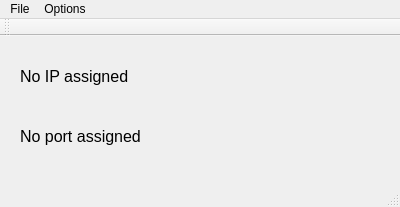
Above: Lab1/UI/MainWindow/mainwindow.ui from KorobovMS/NetTelecomLabs before the change. Below: the same form after it.
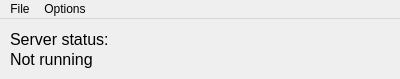
That is the form after the change.

Commit message: Settings class was integrated with MainWindow

Patch:
```diff
--- a/Lab1/UI/MainWindow/mainwindow.ui
+++ b/Lab1/UI/MainWindow/mainwindow.ui
@@ -7,19 +7,19 @@
     <x>0</x>
     <y>0</y>
     <width>400</width>
-    <height>207</height>
+    <height>79</height>
    </rect>
   </property>
   <property name="minimumSize">
    <size>
     <width>400</width>
-    <height>0</height>
+    <height>79</height>
    </size>
   </property>
   <property name="maximumSize">
    <size>
     <width>400</width>
-    <height>16777215</height>
+    <height>79</height>
    </size>
   </property>
   <property name="windowTitle">
@@ -29,10 +29,10 @@
    <widget class="QLabel" name="labelIp">
     <property name="geometry">
      <rect>
-      <x>20</x>
-      <y>20</y>
-      <width>291</width>
-      <height>41</height>
+      <x>10</x>
+      <y>10</y>
+      <width>381</width>
+      <height>21</height>
      </rect>
     </property>
     <property name="font">
@@ -41,16 +41,16 @@
      </font>
     </property>
     <property name="text">
-     <string>No IP assigned</string>
+     <string>Server status:</string>
     </property>
    </widget>
    <widget class="QLabel" name="labelPort">
     <property name="geometry">
      <rect>
-      <x>20</x>
-      <y>80</y>
-      <width>291</width>
-      <height>41</height>
+      <x>10</x>
+      <y>30</y>
+      <width>381</width>
+      <height>21</height>
      </rect>
     </property>
     <property name="font">
@@ -59,7 +59,7 @@
      </font>
     </property>
     <property name="text">
-     <string>No port assigned</string>
+     <string>Not running</string>
     </property>
    </widget>
   </widget>
@@ -87,15 +87,6 @@
    <addaction name="menuFile"/>
    <addaction name="menuOptions"/>
   </widget>
-  <widget class="QToolBar" name="mainToolBar">
-   <attribute name="toolBarArea">
-    <enum>TopToolBarArea</enum>
-   </attribute>
-   <attribute name="toolBarBreak">
-    <bool>false</bool>
-   </attribute>
-  </widget>
-  <widget class="QStatusBar" name="statusBar"/>
   <action name="actionSend">
    <property name="text">
     <string>Send</string>
```
Left out of the diff: 10 changed lines with no effect on the pictures. The commit also changes 2 other files.
